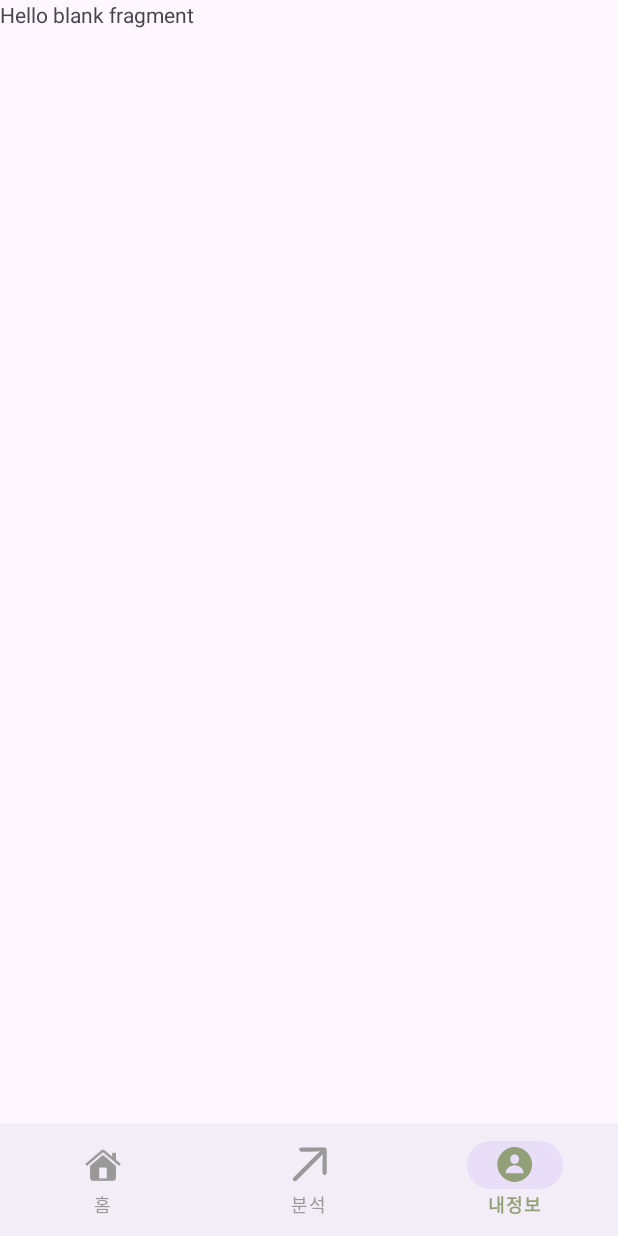
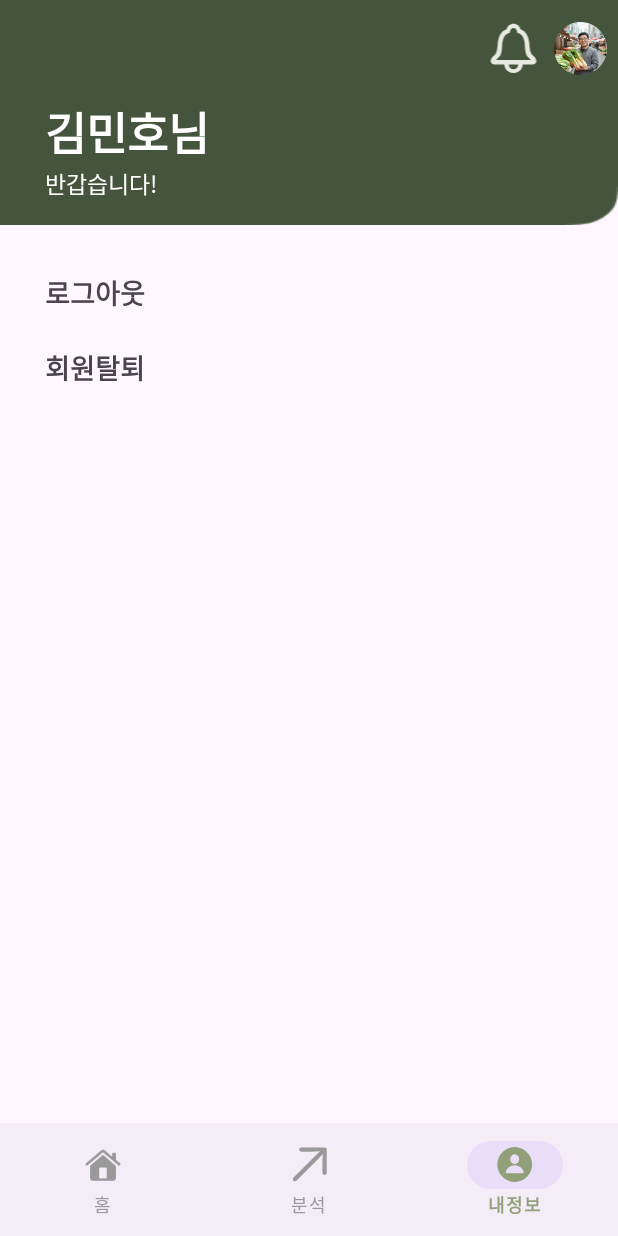
Before and after one commit to rlaalsgh988238/GovTech_Android, an Android app: the screen it shows after launch (MainActivity), item 3 of the bottom bar chosen, on a phone screen of 412 x 824 dp. Run offline under Robolectric (Android 15) with nearby library versions, the phone set to English and light mode, and no system bars; libraries missing offline, so code that uses them is left out: com.github.mikephil.charting; 6 statements that could not run were skipped.

Commit message:
[fix] update

```diff
--- a/app/src/main/res/layout/fragment_profile.xml
+++ b/app/src/main/res/layout/fragment_profile.xml
@@ -1,14 +1,90 @@
 <?xml version="1.0" encoding="utf-8"?>
-<FrameLayout xmlns:android="http://schemas.android.com/apk/res/android"
+<LinearLayout
+    xmlns:android="http://schemas.android.com/apk/res/android"
     xmlns:tools="http://schemas.android.com/tools"
+    xmlns:app="http://schemas.android.com/apk/res-auto"
+    android:orientation="vertical"
     android:layout_width="match_parent"
     android:layout_height="match_parent"
     tools:context=".PageProfile.ProfileFragment">
 
-    <!-- TODO: Update blank fragment layout -->
-    <TextView
+    <androidx.constraintlayout.widget.ConstraintLayout
         android:layout_width="match_parent"
-        android:layout_height="match_parent"
-        android:text="@string/hello_blank_fragment" />
+        android:layout_height="150dp">
+        <ImageView
+            android:layout_width="match_parent"
+            android:layout_height="match_parent"
+            android:src="@drawable/rectangle_home"
+            android:scaleType="fitXY"/>
+        <LinearLayout
+            android:id="@+id/topLayout"
+            android:padding="7dp"
+            android:layout_width="match_parent"
+            android:layout_height="65dp"
+            android:gravity="right|center"
+            android:orientation="horizontal"
+            app:layout_constraintTop_toTopOf="parent"
+            app:layout_constraintEnd_toEndOf="parent"
+            app:layout_constraintStart_toStartOf="parent">
+            <ImageButton
+                android:layout_marginRight="9dp"
+                android:background="@color/manlabGreen"
+                android:layout_width="35dp"
+                android:layout_height="35dp"
+                android:scaleType="fitCenter"
+                android:src="@drawable/bell_svg"/>
+            <ImageButton
+                android:background="@color/manlabGreen"
+                android:layout_width="35dp"
+                android:layout_height="35dp"
+                android:scaleType="fitCenter"
+                android:src="@drawable/profile2"/>
+        </LinearLayout>
 
-</FrameLayout>
+        <TextView
+            android:id="@+id/todayText"
+            app:layout_constraintStart_toStartOf="parent"
+            android:layout_marginLeft="30dp"
+            app:layout_constraintTop_toBottomOf="@+id/topLayout"
+            android:textColor="@color/white"
+            android:text="김민호님"
+            android:textSize="30dp"
+            android:textStyle="bold"
+            android:layout_width="wrap_content"
+            android:layout_height="wrap_content" />
+        <TextView
+            app:layout_constraintStart_toStartOf="@id/todayText"
+            app:layout_constraintTop_toBottomOf="@+id/todayText"
+            android:textColor="@color/white"
+            android:text="반갑습니다!"
+            android:textSize="15dp"
+            android:layout_width="wrap_content"
+            android:layout_height="wrap_content" />
+
+    </androidx.constraintlayout.widget.ConstraintLayout>
+    <LinearLayout
+        android:orientation="vertical"
+        android:layout_width="match_parent"
+        android:layout_height="match_parent">
+        <TextView
+            android:layout_marginLeft="30dp"
+            android:gravity="center"
+            android:text="로그아웃"
+            android:textStyle="bold"
+            android:textSize="18dp"
+            android:layout_marginTop="20dp"
+            android:layout_width="wrap_content"
+            android:layout_height="50dp"/>
+        <TextView
+            android:text="회원탈퇴"
+            android:gravity="center"
+            android:textStyle="bold"
+            android:textSize="18dp"
+            android:layout_marginLeft="30dp"
+            android:layout_width="wrap_content"
+            android:layout_height="50dp"/>
+
+    </LinearLayout>
+
+
+</LinearLayout>
```
